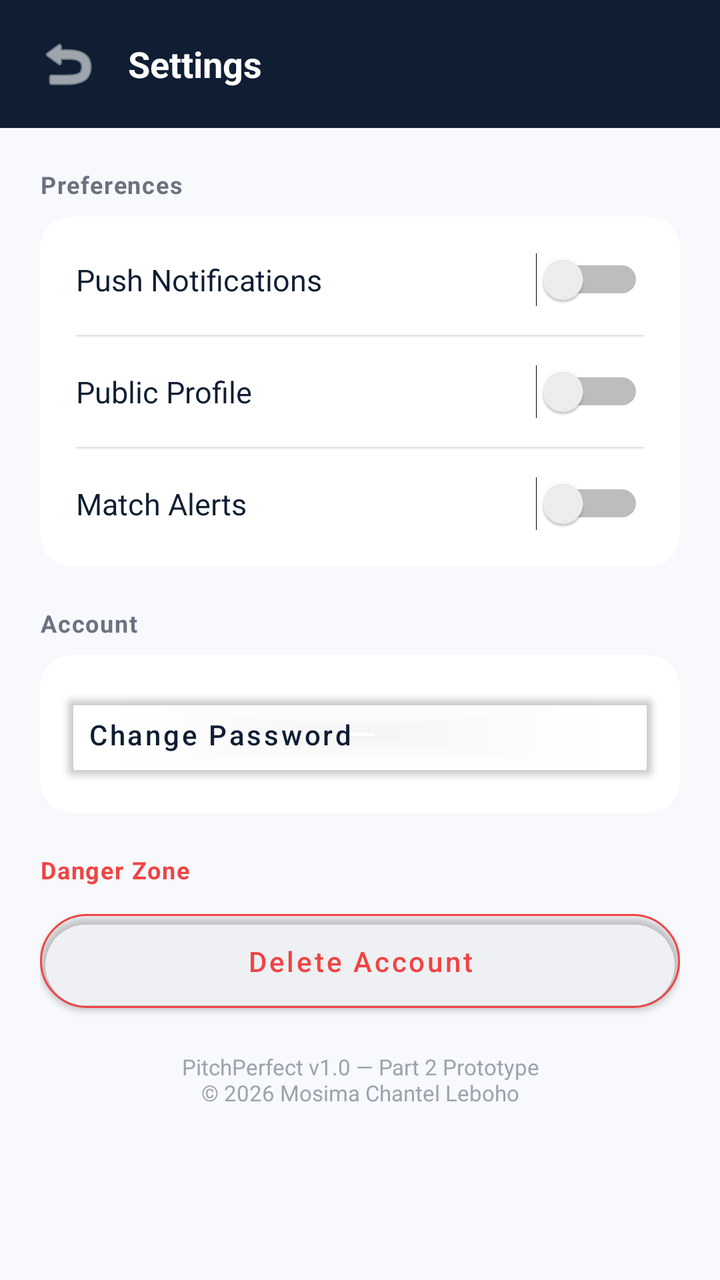
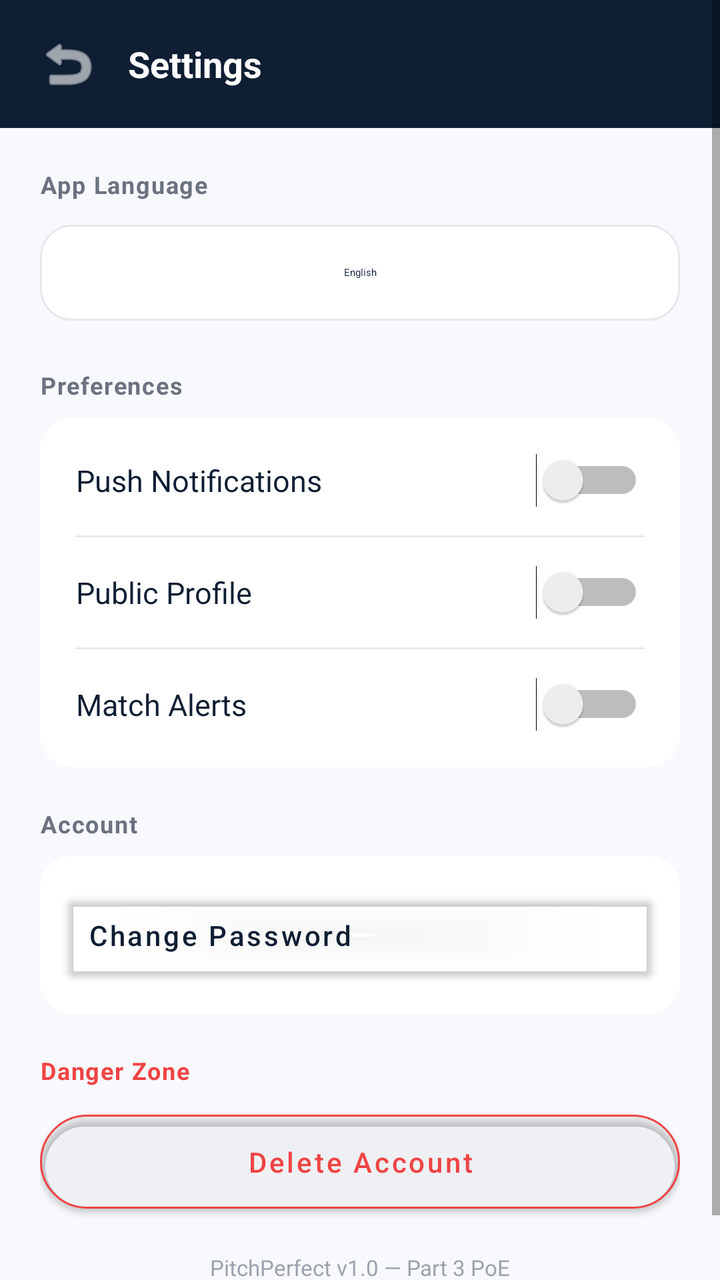

An Android layout rendered at two revisions. The XML below is the earlier revision; the diff shows what the commit changed to produce the second picture.
<!-- AndroidManifest.xml: application theme Theme.PitchPerfect -->
<!-- res/layout/activity_settings.xml -->
<?xml version="1.0" encoding="utf-8"?>
<ScrollView xmlns:android="http://schemas.android.com/apk/res/android"
    xmlns:app="http://schemas.android.com/apk/res-auto"
    android:layout_width="match_parent"
    android:layout_height="match_parent"
    android:background="@color/bg_light">

    <LinearLayout
        android:layout_width="match_parent"
        android:layout_height="wrap_content"
        android:orientation="vertical">

        
        <LinearLayout
            android:layout_width="match_parent"
            android:layout_height="64dp"
            android:background="@color/navy"
            android:orientation="horizontal"
            android:gravity="center_vertical"
            android:paddingStart="12dp"
            android:paddingEnd="20dp">

            <ImageButton
                android:id="@+id/btnBack"
                android:layout_width="44dp"
                android:layout_height="44dp"
                android:background="?android:attr/selectableItemBackgroundBorderless"
                android:src="@android:drawable/ic_menu_revert"
                app:tint="@color/white" />

            <TextView
                android:layout_width="0dp"
                android:layout_height="wrap_content"
                android:layout_weight="1"
                android:layout_marginStart="8dp"
                android:text="Settings"
                android:textColor="@color/white"
                android:textSize="18sp"
                android:textStyle="bold" />
        </LinearLayout>

        <LinearLayout
            android:layout_width="match_parent"
            android:layout_height="wrap_content"
            android:orientation="vertical"
            android:padding="20dp">

            
            <TextView
                android:layout_width="wrap_content"
                android:layout_height="wrap_content"
                android:text="Preferences"
                android:textColor="@color/text_gray"
                android:textSize="12sp"
                android:textStyle="bold"
                android:letterSpacing="0.05"
                android:layout_marginBottom="8dp" />

            <androidx.cardview.widget.CardView
                android:layout_width="match_parent"
                android:layout_height="wrap_content"
                app:cardCornerRadius="16dp"
                app:cardElevation="0dp"
                app:cardBackgroundColor="@color/white"
                android:layout_marginBottom="20dp">

                <LinearLayout
                    android:layout_width="match_parent"
                    android:layout_height="wrap_content"
                    android:orientation="vertical"
                    android:padding="4dp">

                    <LinearLayout
                        android:layout_width="match_parent"
                        android:layout_height="wrap_content"
                        android:orientation="horizontal"
                        android:gravity="center_vertical"
                        android:padding="14dp">

                        <TextView
                            android:layout_width="0dp"
                            android:layout_height="wrap_content"
                            android:layout_weight="1"
                            android:text="Push Notifications"
                            android:textColor="@color/text_dark"
                            android:textSize="15sp" />

                        <Switch
                            android:id="@+id/switchNotifications"
                            android:layout_width="wrap_content"
                            android:layout_height="wrap_content" />
                    </LinearLayout>

                    <View
                        android:layout_width="match_parent"
                        android:layout_height="1dp"
                        android:background="@color/border_gray"
                        android:layout_marginStart="14dp"
                        android:layout_marginEnd="14dp" />

                    <LinearLayout
                        android:layout_width="match_parent"
                        android:layout_height="wrap_content"
                        android:orientation="horizontal"
                        android:gravity="center_vertical"
                        android:padding="14dp">

                        <TextView
                            android:layout_width="0dp"
                            android:layout_height="wrap_content"
                            android:layout_weight="1"
                            android:text="Public Profile"
                            android:textColor="@color/text_dark"
                            android:textSize="15sp" />

                        <Switch
                            android:id="@+id/switchPublicProfile"
                            android:layout_width="wrap_content"
                            android:layout_height="wrap_content" />
                    </LinearLayout>

                    <View
                        android:layout_width="match_parent"
                        android:layout_height="1dp"
                        android:background="@color/border_gray"
                        android:layout_marginStart="14dp"
                        android:layout_marginEnd="14dp" />

                    <LinearLayout
                        android:layout_width="match_parent"
                        android:layout_height="wrap_content"
                        android:orientation="horizontal"
                        android:gravity="center_vertical"
                        android:padding="14dp">

                        <TextView
                            android:layout_width="0dp"
                            android:layout_height="wrap_content"
                            android:layout_weight="1"
                            android:text="Match Alerts"
                            android:textColor="@color/text_dark"
                            android:textSize="15sp" />

                        <Switch
                            android:id="@+id/switchMatchAlerts"
                            android:layout_width="wrap_content"
                            android:layout_height="wrap_content" />
                    </LinearLayout>
                </LinearLayout>
            </androidx.cardview.widget.CardView>

            
            <TextView
                android:layout_width="wrap_content"
                android:layout_height="wrap_content"
                android:text="Account"
                android:textColor="@color/text_gray"
                android:textSize="12sp"
                android:textStyle="bold"
                android:letterSpacing="0.05"
                android:layout_marginBottom="8dp" />

            <androidx.cardview.widget.CardView
                android:layout_width="match_parent"
                android:layout_height="wrap_content"
                app:cardCornerRadius="16dp"
                app:cardElevation="0dp"
                app:cardBackgroundColor="@color/white"
                android:layout_marginBottom="20dp">

                <LinearLayout
                    android:layout_width="match_parent"
                    android:layout_height="wrap_content"
                    android:orientation="vertical"
                    android:padding="4dp">

                    <com.google.android.material.button.MaterialButton
                        android:id="@+id/btnChangePassword"
                        android:layout_width="match_parent"
                        android:layout_height="wrap_content"
                        android:layout_margin="10dp"
                        android:text="Change Password"
                        android:textColor="@color/text_dark"
                        android:textAllCaps="false"
                        android:backgroundTint="@android:color/transparent"
                        android:gravity="start|center_vertical"
                        android:padding="10dp" />
                </LinearLayout>
            </androidx.cardview.widget.CardView>

            
            <TextView
                android:layout_width="wrap_content"
                android:layout_height="wrap_content"
                android:text="Danger Zone"
                android:textColor="@color/red"
                android:textSize="12sp"
                android:textStyle="bold"
                android:letterSpacing="0.05"
                android:layout_marginBottom="8dp" />

            <com.google.android.material.button.MaterialButton
                android:id="@+id/btnDeleteAccount"
                android:layout_width="match_parent"
                android:layout_height="wrap_content"
                android:text="Delete Account"
                android:textColor="@color/red"
                android:textAllCaps="false"
                android:backgroundTint="@android:color/transparent"
                app:strokeColor="@color/red"
                app:strokeWidth="1dp"
                app:cornerRadius="28dp"
                android:padding="14dp" />

            <TextView
                android:layout_width="match_parent"
                android:layout_height="wrap_content"
                android:layout_marginTop="16dp"
                android:text="PitchPerfect v1.0 — Part 2 Prototype\n© 2026 Mosima Chantel Leboho"
                android:textColor="@color/text_light_gray"
                android:textSize="11sp"
                android:gravity="center" />
        </LinearLayout>
    </LinearLayout>
</ScrollView>
<!-- resources referenced by this layout -->
<resources>
  <color name="bg_light">#F8F9FC</color>
  <color name="border_gray">#E5E7EB</color>
  <color name="navy">#0F1E33</color>
  <color name="red">#EF4444</color>
  <color name="text_dark">#0F1E33</color>
  <color name="text_gray">#6B7280</color>
  <color name="text_light_gray">#9CA3AF</color>
  <color name="white">#FFFFFF</color>
  <style name="Theme.PitchPerfect" parent="Theme.MaterialComponents.Light.NoActionBar">
          <item name="colorPrimary">@color/purple</item>
          <item name="colorPrimaryVariant">@color/purple_dark</item>
          <item name="colorOnPrimary">@color/white</item>
          <item name="colorSecondary">@color/navy</item>
          <item name="android:statusBarColor">@color/navy</item>
          <item name="android:windowLightStatusBar">false</item>
          <item name="android:windowBackground">@color/bg_light</item>
      </style>
  <color name="purple">#5E32E6</color>
  <color name="purple_dark">#4A28C0</color>
</resources>

<!-- the commit's change to res/layout/activity_settings.xml (unified diff, before → after) -->
@@ -33,7 +33,7 @@
                 android:layout_height="wrap_content"
                 android:layout_weight="1"
                 android:layout_marginStart="8dp"
-                android:text="Settings"
+                android:text="@string/settings"
                 android:textColor="@color/white"
                 android:textSize="18sp"
                 android:textStyle="bold" />
@@ -44,6 +44,30 @@
             android:layout_height="wrap_content"
             android:orientation="vertical"
             android:padding="20dp">
+
+            
+            <TextView
+                android:layout_width="wrap_content"
+                android:layout_height="wrap_content"
+                android:text="@string/language"
+                android:textColor="@color/text_gray"
+                android:textSize="12sp"
+                android:textStyle="bold"
+                android:letterSpacing="0.05"
+                android:layout_marginBottom="8dp" />
+
+            <com.google.android.material.button.MaterialButton
+                android:id="@+id/btnLanguage"
+                android:layout_width="match_parent"
+                android:layout_height="56dp"
+                android:layout_marginBottom="20dp"
+                android:text="@string/english"
+                app:backgroundTint="@color/white"
+                android:textColor="@color/text_dark"
+                app:strokeColor="@color/border_gray"
+                app:strokeWidth="1dp"
+                app:cornerRadius="16dp"
+                style="@style/Widget.Material3.Button.OutlinedButton"/>
 
             
             <TextView
@@ -216,7 +240,7 @@
                 android:layout_width="match_parent"
                 android:layout_height="wrap_content"
                 android:layout_marginTop="16dp"
-                android:text="PitchPerfect v1.0 — Part 2 Prototype\n© 2026 Mosima Chantel Leboho"
+                android:text="PitchPerfect v1.0 — Part 3 PoE\n© 2026 Mosima Chantel Leboho"
                 android:textColor="@color/text_light_gray"
                 android:textSize="11sp"
                 android:gravity="center" />
<!-- resource entries referenced after the edit -->
@@ -8,6 +8,9 @@
   <color name="text_gray">#6B7280</color>
   <color name="text_light_gray">#9CA3AF</color>
   <color name="white">#FFFFFF</color>
+  <string name="english">English</string>
+  <string name="language">App Language</string>
+  <string name="settings">Settings</string>
   <style name="Theme.PitchPerfect" parent="Theme.MaterialComponents.Light.NoActionBar">
           <item name="colorPrimary">@color/purple</item>
           <item name="colorPrimaryVariant">@color/purple_dark</item>
